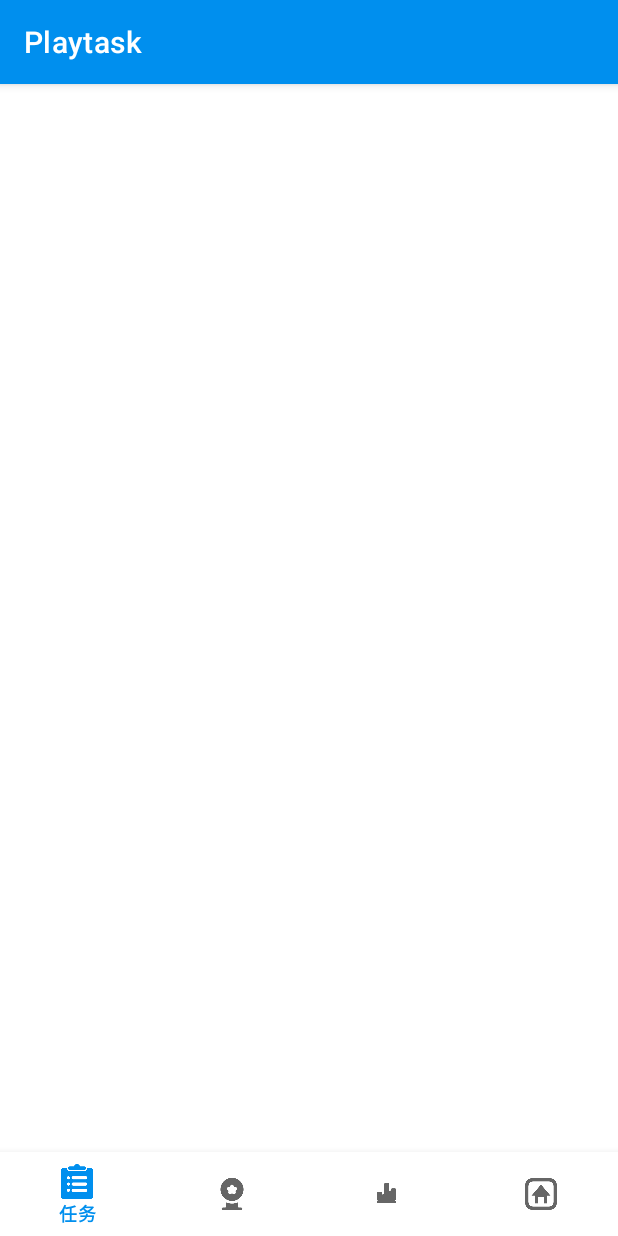
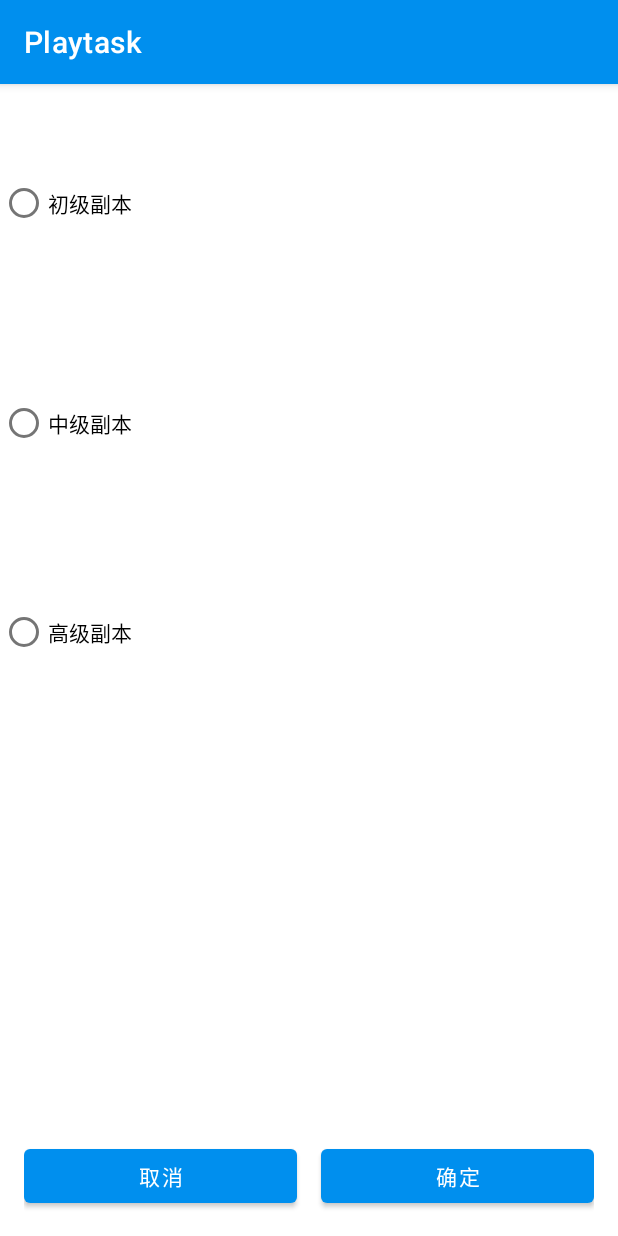
Before and after one commit to Aniog/final-exam, an Android app: the addFubengActivity screen opened directly, with no data from a screen before it, on a phone screen of 412 x 824 dp. Run offline under Robolectric (Android 15) with nearby library versions, the phone set to English and light mode, and no system bars.

Commit message:
实现添加功能中的新建任务，加入副本和排序功能

```diff
--- a/app/src/main/AndroidManifest.xml
+++ b/app/src/main/AndroidManifest.xml
@@ -25,6 +25,12 @@
             android:name=".Activity.BottomNavegationActivity"
             android:exported="false" />
         <activity
+            android:name=".Activity.AddTasksActivity"
+            android:exported="false" />
+        <activity
+            android:name=".Activity.addFubengActivity"
+            android:exported="false" />
+        <activity
             android:name=".Activity.MainActivity"
             android:exported="true">
             <intent-filter>
--- a/app/src/main/java/com/jnu/student/Activity/BottomNavegationActivity.java
+++ b/app/src/main/java/com/jnu/student/Activity/addFubengActivity.java
@@ -4,15 +4,13 @@ import androidx.appcompat.app.AppCompatActivity;
 
 import android.os.Bundle;
 
-import com.google.android.material.bottomnavigation.BottomNavigationView;
 import com.jnu.student.R;
 
-public class BottomNavegationActivity extends AppCompatActivity {
-    private BottomNavigationView btmNavView;
+public class addFubengActivity extends AppCompatActivity {
+
     @Override
     protected void onCreate(Bundle savedInstanceState) {
         super.onCreate(savedInstanceState);
-        setContentView(R.layout.first_tasks);
-
+        setContentView(R.layout.add_fubeng);
     }
 }
--- /dev/null
+++ b/app/src/main/res/layout/add_fubeng.xml
@@ -0,0 +1,57 @@
+<?xml version="1.0" encoding="utf-8"?>
+<RelativeLayout xmlns:android="http://schemas.android.com/apk/res/android"
+android:layout_width="match_parent"
+android:layout_height="match_parent">
+
+<RadioGroup
+    android:id="@+id/radio_Group"
+    android:layout_width="wrap_content"
+    android:layout_height="wrap_content"
+    android:orientation="vertical">
+
+    <RadioButton
+        android:id="@+id/radio_chuji"
+        android:layout_width="wrap_content"
+        android:layout_height="159dp"
+        android:text="@string/chuji" />
+
+    <RadioButton
+        android:id="@+id/radio_zhongji"
+        android:layout_width="wrap_content"
+        android:layout_height="134dp"
+        android:text="@string/zhongji" />
+
+    <RadioButton
+        android:id="@+id/radio_gaoji"
+        android:layout_width="wrap_content"
+        android:layout_height="144dp"
+        android:text="@string/gaoji" />
+
+</RadioGroup>
+
+<LinearLayout
+    android:id="@+id/button_Layout"
+    android:layout_width="match_parent"
+    android:layout_height="wrap_content"
+    android:layout_alignParentBottom="true"
+    android:orientation="horizontal"
+    android:padding="16dp">
+
+    <Button
+        android:id="@+id/butto_No"
+        android:layout_width="wrap_content"
+        android:layout_height="wrap_content"
+        android:text="@string/No"
+        android:layout_weight="1"
+        android:layout_marginEnd="8dp" />
+
+    <Button
+        android:id="@+id/button_yes"
+        android:layout_width="wrap_content"
+        android:layout_height="wrap_content"
+        android:text="@string/yes"
+        android:layout_weight="1"
+        android:layout_marginStart="8dp" />
+
+</LinearLayout>
+</RelativeLayout>
--- a/app/src/main/res/layout/first_tasks.xml
+++ b/app/src/main/res/layout/first_tasks.xml
@@ -7,7 +7,7 @@
     tools:context=".Activity.BottomNavegationActivity">
 
     <com.google.android.material.bottomnavigation.BottomNavigationView
-        android:id="@+id/bottom_navigation_menu"
+        android:id="@+id/bottom_menu"
         android:layout_width="match_parent"
         android:layout_height="wrap_content"
         app:layout_constraintBottom_toBottomOf="parent"
--- a/app/src/main/res/values/strings.xml
+++ b/app/src/main/res/values/strings.xml
@@ -7,4 +7,16 @@
     <string name="xz">xz</string>
     <!-- TODO: Remove or change this placeholder text -->
     <string name="hello_friend">你好，朋友</string>
+    <string name="score">奖励或者惩罚分数</string>
+    <string name="meiri">每日</string>
+    <string name="meizhou">每周</string>
+    <string name="putong">普通</string>
+    <string name="tags">标签</string>
+    <string name="yes">确定</string>
+    <string name="title">任务主题</string>
+    <string name="chuji">初级副本</string>
+    <string name="zhongji">中级副本</string>
+    <string name="gaoji">高级副本</string>
+    <string name="No">取消</string>
+
 </resources>
--- a/app/src/main/res/values/styles.xml
+++ b/app/src/main/res/values/styles.xml
@@ -6,7 +6,7 @@
         <!-- 可以根据需求调整其他滑动条样式属性 -->
     </style>
     <style name="CustomTabText" parent="TextAppearance.Design.Tab">
-        <item name="android:textSize">50dp</item> <!-- 调整文字大小 -->
+        <item name="android:textSize">90dp</item> <!-- 调整文字大小 -->
         <item name="android:textStyle">bold</item><!-- 加粗 -->
         <!-- 可以根据需要调整其他文字样式属性 -->
     </style>
```
Also changed, not shown: app/src/main/java/com/jnu/student/Activity/MainActivity.java (+60 -12 lines), app/src/main/res/layout/add_tasks.xml (added, +76 -0 lines).
